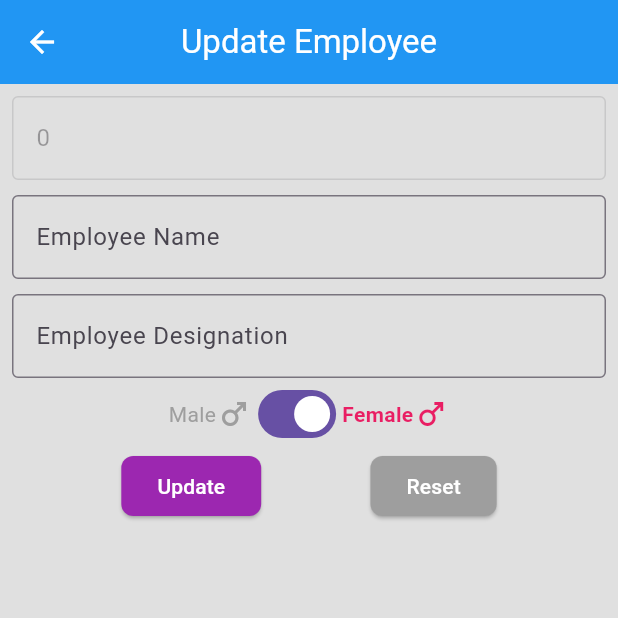
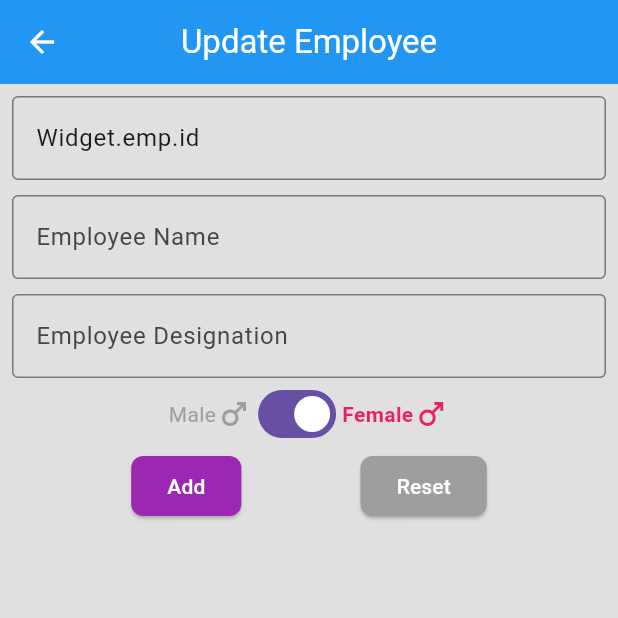
Before and after one commit to jamydevelop/SQLFlite-CRUD-Flutter, a Flutter app: the EditEmployee screen opened directly with empty values, on a phone screen of 412 x 824 dp, the top half of it. Run offline on Flutter 3.47's test engine with Material 3 defaults, Android fonts, the phone set to English and light mode, and no system bars; our stand-ins replace sqflite; accounts and stored records are empty.

Commit message:
misc files

```diff
--- a/sqflite_crud_flutter/lib/screens/edit_employee.dart
+++ b/sqflite_crud_flutter/lib/screens/edit_employee.dart
@@ -1,15 +1,21 @@
 import 'package:flutter/material.dart';
 import 'package:sqflite_crud_flutter/models/employee.dart';
+import 'package:sqflite_crud_flutter/screens/home.dart';
+import 'package:sqflite_crud_flutter/services/employee_database.dart';
 
 class EditEmployee extends StatefulWidget {
-  final Employee employee;
-  const EditEmployee({super.key, required this.employee});
+  final EmployeeDatabase myDatabase;
+  final Employee emp;
+  const EditEmployee({super.key,required this.myDatabase, required this.emp});
 
   @override
-  State<EditEmployee> createState() => _AddEmployeeState();
+  State<EditEmployee> createState() => _EditEmployeeState();
 }
 
-class _AddEmployeeState extends State<EditEmployee> {
+class _EditEmployeeState extends State<EditEmployee> {
+
+
+
   //for switch() widget
   bool isFemale = false;
 
@@ -23,13 +29,10 @@ class _AddEmployeeState extends State<EditEmployee> {
 
   @override
   Widget build(BuildContext context) {
-
-    //Pass the data on CONTROLLERS from Navigation.
-    idController.text = '${widget.employee.id}';
-    nameController.text = widget.employee.name;
-    designationController.text = widget.employee.desg;
-    isFemale = widget.employee.isMale ? false : true;
-
+    idController.text = '$widget.emp.id';
+    nameController.text = widget.emp.name;
+    designationController.text = widget.emp.name;
+    isFemale = widget.emp.isMale ? false : true;
     return Scaffold(
       backgroundColor: Colors.grey[300],
       appBar: AppBar(
@@ -50,8 +53,7 @@ class _AddEmployeeState extends State<EditEmployee> {
             children: <Widget>[
               // Emp Id
               TextField(
-                enabled: false,
-                focusNode: _focusNode,
+                //focusNode: _focusNode,
                 controller: idController,
                 keyboardType: TextInputType.number,
                 decoration: InputDecoration(
@@ -120,9 +122,33 @@ class _AddEmployeeState extends State<EditEmployee> {
                           backgroundColor: Colors.purple,
                           shape: RoundedRectangleBorder(borderRadius: BorderRadiusGeometry.circular(8.0))
                         ),
-                        onPressed: (){},
+                        onPressed: () async {
+                          Employee employee = Employee(
+                            id: int.parse(idController.text),
+                            name: nameController.text,
+                            desg: designationController.text,
+                            isMale: !isFemale);
+
+                            await widget.myDatabase.updateEmp(employee);
+
+                            if(!mounted) return;
+
+                              //Show snackbar if added.
+                              ScaffoldMessenger.of(context).showSnackBar(SnackBar(
+                                backgroundColor: Colors.green,
+                                content: Text('${employee.name} is added!')));
+
+                              //Navigate to previous route.
+                              Navigator.pushAndRemoveUntil(
+                                context,
+                                MaterialPageRoute(
+                                  builder: (context) => const Home(),
+                                ),
+                                (route) => false);
+
+                        },
                         child: Text(
-                          'Update',
+                          'Add',
                           style: TextStyle(color: Colors.white),
                         ),
                       ),
--- a/sqflite_crud_flutter/lib/screens/home.dart
+++ b/sqflite_crud_flutter/lib/screens/home.dart
@@ -64,7 +64,7 @@ class _HomeState extends State<Home> {
               onTap: () {
                 Navigator.push(context,
                   MaterialPageRoute(builder: (context) =>
-                    EditEmployee(employee: employees[index],)
+                    EditEmployee(emp: employees[index],myDatabase: _empDB)
                   ),
                 );
               },
--- a/sqflite_crud_flutter/lib/services/employee_database.dart
+++ b/sqflite_crud_flutter/lib/services/employee_database.dart
@@ -63,4 +63,14 @@ class EmployeeDatabase {
     return await db.insert(tableName, employee.toMap());
   }
 
+  Future<int> updateEmp(Employee emp) async {
+    final db = await database;
+    return await db.update(
+      tableName,
+      emp.toMap(),
+      where: '$columnId = ?',
+      whereArgs: [emp.id]
+    );
+  }
+
 }
```
